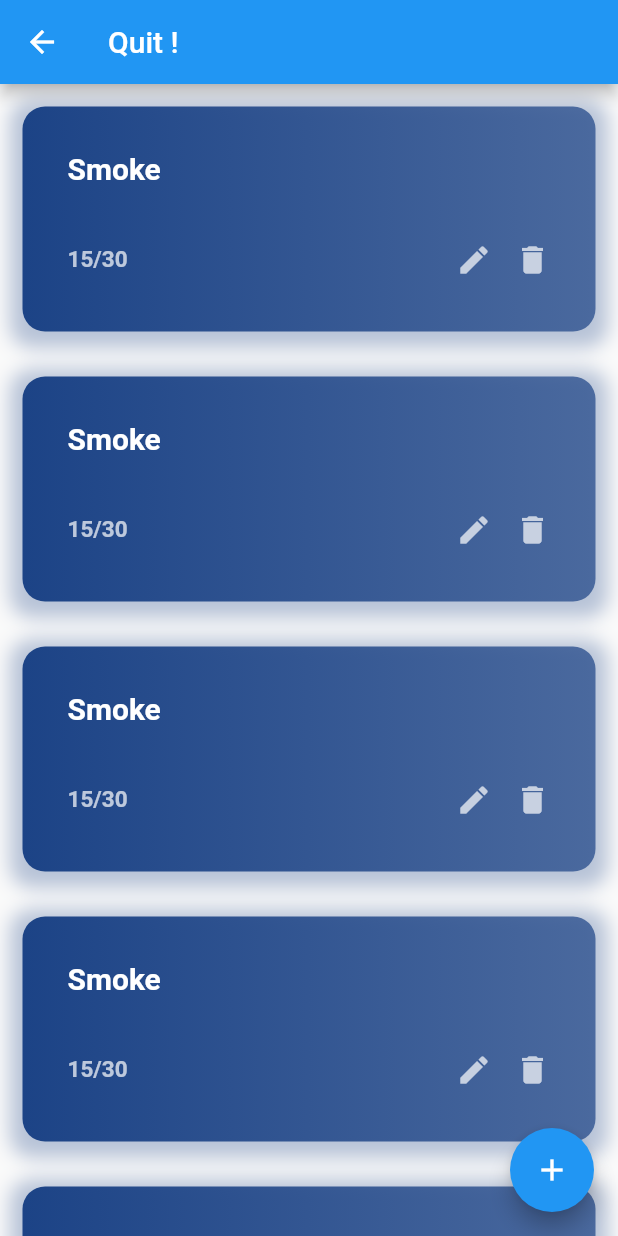
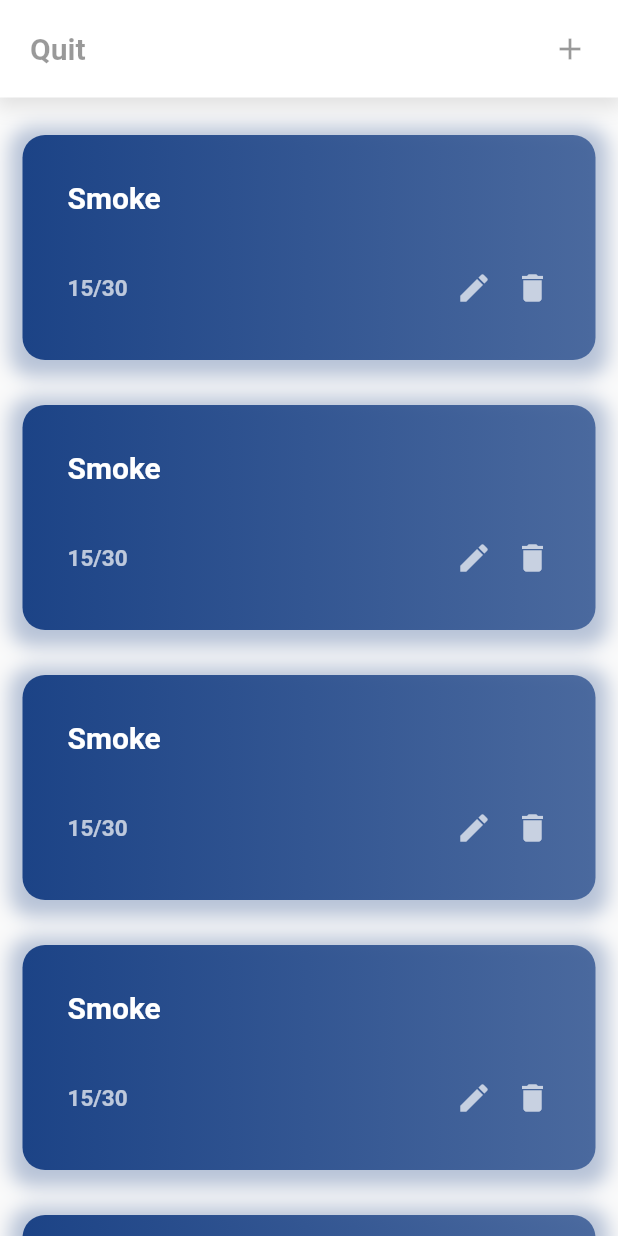
Before and after one commit to nimiology/quit_flutter, a Flutter app: the HomeScreen screen opened directly, on a phone screen of 412 x 824 dp. Run offline on Flutter 3.47's test engine with Material 2 defaults, Android fonts, the phone set to English and light mode, and no system bars; our stand-ins replace table_calendar.

Commit message:
home screen

```diff
--- a/lib/main.dart
+++ b/lib/main.dart
@@ -1,4 +1,5 @@
 import 'package:flutter/material.dart';
+import 'package:quit/screens/home_screen.dart';
 import 'package:quit/screens/quit_period_screen.dart';
 
 void main() {
@@ -15,7 +16,7 @@ class MyApp extends StatelessWidget {
       theme: ThemeData(
         primarySwatch: Colors.blue,
       ),
-      home: TableBasicsExample(),
+      home: HomeScreen(),
     );
   }
 }
--- a/lib/screens/home_screen.dart
+++ b/lib/screens/home_screen.dart
@@ -8,14 +8,53 @@ class HomeScreen extends StatelessWidget {
   @override
   Widget build(BuildContext context) {
     return Scaffold(
-      appBar: AppBar(
-        title: const Text('Quit !'),
+      // appBar: AppBar(
+      //   title: Text(
+      //     'Quit',
+      //     style: TextStyle(
+      //         color: Colors.black.withOpacity(0.4),
+      //         fontWeight: FontWeight.w700),
+      //   ),
+      //   flexibleSpace: Container(
+      //     color: Colors.white,
+      //   ),
+      // ),
+      body: SafeArea(
+        child: Column(children: [
+          Container(
+            height: 65,
+            padding: EdgeInsets.all(20),
+            decoration: BoxDecoration(
+              color: Colors.white,
+              boxShadow: [
+                BoxShadow(
+                  color: Colors.black.withOpacity(0.1),
+                  spreadRadius: 3,
+                  blurRadius: 10,
+                  offset: Offset(0, 3), // changes position of shadow
                 ),
-      floatingActionButton: FloatingActionButton(
-        child: Icon(Icons.add),
-        onPressed: () {},
+              ],
             ),
-      body: ListView(
+            child: Row(
+              mainAxisAlignment: MainAxisAlignment.spaceBetween,
+              children: [
+                Text(
+                  'Quit',
+                  style: TextStyle(
+                      fontSize: 20,
+                      color: Colors.black.withOpacity(0.4),
+                      fontWeight: FontWeight.w700),
+                ),
+                Icon(
+                  Icons.add,
+                  color: Colors.black.withOpacity(0.4),
+                ),
+              ],
+            ),
+          ),
+          Flexible(
+            child: ListView(
+              padding: EdgeInsets.only(top: 10),
               children: [
                 PeriodWidget(),
                 PeriodWidget(),
@@ -25,6 +64,9 @@ class HomeScreen extends StatelessWidget {
                 PeriodWidget(),
               ],
             ),
+          ),
+        ]),
+      ),
     );
   }
 }
```
Lines whose indentation alone changed are shown as unchanged.
